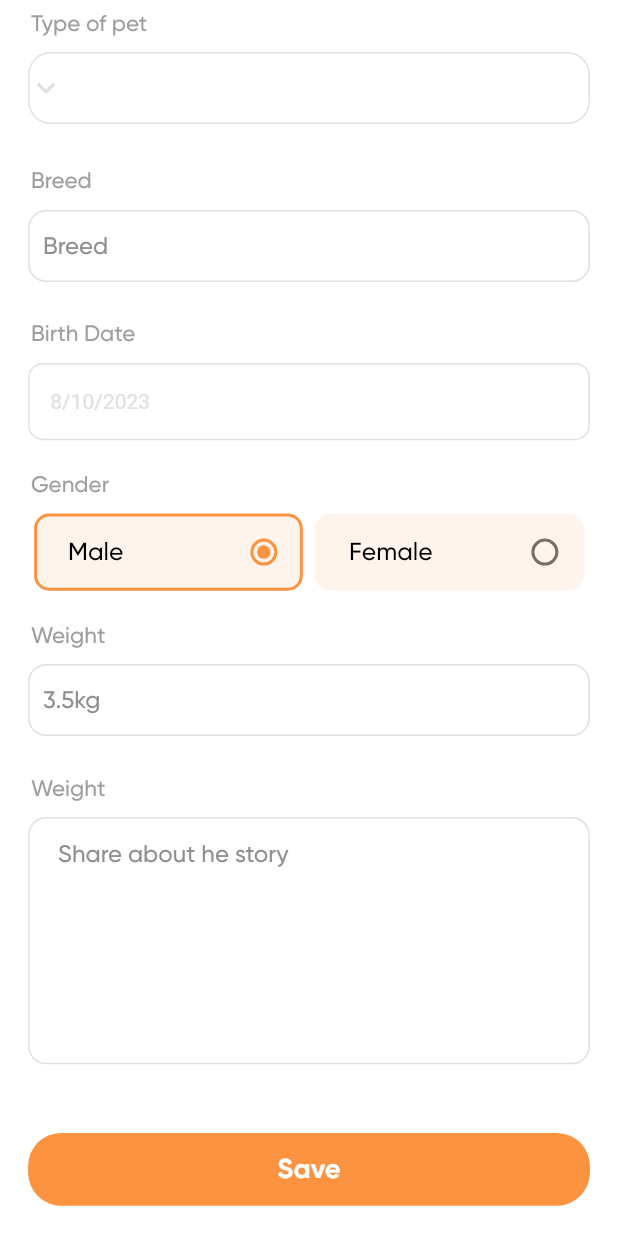
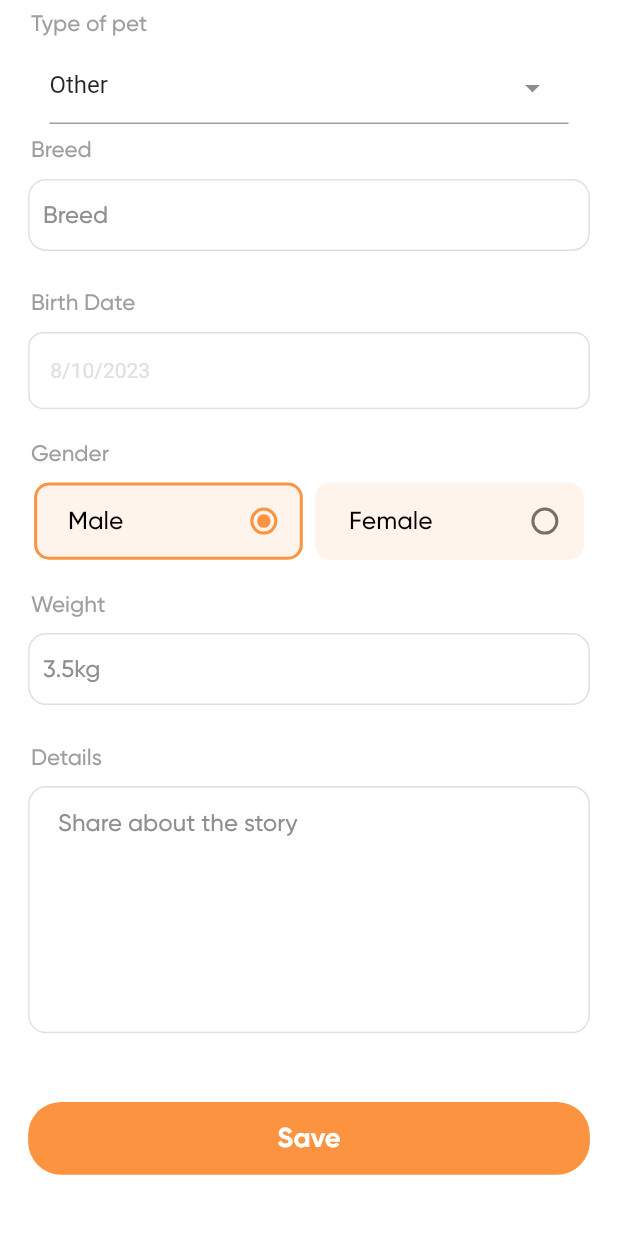
Before and after one commit to anshumanpatil/findhappytails, a Flutter app: the NewPet screen opened by its route, scrolled down 502 dp, on a phone screen of 412 x 824 dp. Run offline on Flutter 3.47's test engine with Material 2 defaults, Android fonts, the phone set to English and light mode, and no system bars; drawn by our look-alikes of dropdown_search; our stand-ins replace accordion, dotted_border, flutter_easyloading, geocoding, geolocator, get and 5 more; missing offline and left inert: flutter_share; accounts and stored records are empty.

Commit message:
findhappytails #7 add pet screen

```diff
--- a/lib/pets/newpet.dart
+++ b/lib/pets/newpet.dart
@@ -1,6 +1,7 @@
 import 'dart:io';
 
 import 'package:dotted_border/dotted_border.dart';
+import 'package:findhappytails/pets/searchbreed.dart';
 import 'package:flutter/material.dart';
 import 'package:findhappytails/custtomscreen/button.dart';
 import 'package:findhappytails/custtomscreen/textfild.dart';
@@ -20,14 +21,129 @@ class NewPet extends StatefulWidget {
 }
 
 class _NewPetState extends State<NewPet> {
-  PickedFile? imageFile;
-  String dropdownvalue = 'Bulldog';
+  XFile? imageFile;
+  String dropdownvalue = 'Other';
   int _groupValue = 0;
+  bool isCustomBreedVisible = true;
+  final _picker = ImagePicker();
+
   var items = [
-    'Bulldog',
-    'Pug',
-    'Bichon Frise',
-    'Labrador',
+    'Other',
+    'affenpinscher',
+    'Afghan hound',
+    'Airedale terrier',
+    'Akita',
+    'Alaskan Malamute',
+    'American Staffordshire terrier',
+    'American water spaniel',
+    'Australian cattle dog',
+    'Australian shepherd',
+    'Australian terrier',
+    'basenji',
+    'basset hound',
+    'beagle',
+    'bearded collie',
+    'Bedlington terrier',
+    'Bernese mountain dog',
+    'bichon frise',
+    'black and tan coonhound',
+    'bloodhound',
+    'border collie',
+    'border terrier',
+    'borzoi',
+    'Boston terrier',
+    'bouvier des Flandres',
+    'boxer',
+    'briard',
+    'Brittany',
+    'Brussels griffon',
+    'bull terrier',
+    'bulldog',
+    'bullmastiff',
+    'cairn terrier',
+    'Canaan dog',
+    'Chesapeake Bay retriever',
+    'Chihuahua',
+    'Chinese crested',
+    'Chinese shar-pei',
+    'chow chow',
+    'Clumber spaniel',
+    'cocker spaniel',
+    'collie',
+    'curly-coated retriever',
+    'dachshund',
+    'Dalmatian',
+    'Doberman pinscher',
+    'English cocker spaniel',
+    'English setter',
+    'English springer spaniel',
+    'English toy spaniel',
+    'Eskimo dog',
+    'Finnish spitz',
+    'flat-coated retriever',
+    'fox terrier',
+    'foxhound',
+    'French bulldog',
+    'German shepherd',
+    'German shorthaired pointer',
+    'German wirehaired pointer',
+    'golden retriever',
+    'Gordon setter',
+    'Great Dane',
+    'greyhound',
+    'Irish setter',
+    'Irish water spaniel',
+    'Irish wolfhound',
+    'Jack Russell terrier',
+    'Japanese spaniel',
+    'keeshond',
+    'Kerry blue terrier',
+    'komondor',
+    'kuvasz',
+    'Labrador retriever',
+    'Lakeland terrier',
+    'Lhasa apso',
+    'Maltese',
+    'Manchester terrier',
+    'mastiff',
+    'Mexican hairless',
+    'Newfoundland',
+    'Norwegian elkhound',
+    'Norwich terrier',
+    'otterhound',
+    'papillon',
+    'Pekingese',
+    'pointer',
+    'Pomeranian',
+    'poodle',
+    'pug',
+    'puli',
+    'Rhodesian ridgeback',
+    'Rottweiler',
+    'Saint Bernard',
+    'saluki',
+    'Samoyed',
+    'schipperke',
+    'schnauzer',
+    'Scottish deerhound',
+    'Scottish terrier',
+    'Sealyham terrier',
+    'Shetland sheepdog',
+    'shih tzu',
+    'Siberian husky',
+    'silky terrier',
+    'Skye terrier',
+    'Staffordshire bull terrier',
+    'soft-coated wheaten terrier',
+    'Sussex spaniel',
+    'spitz',
+    'Tibetan terrier',
+    'vizsla',
+    'Weimaraner',
+    'Welsh terrier',
+    'West Highland white terrier',
+    'whippet',
+    'Yorkshire terrier',
   ];
 
   // getdarkmodepreviousstate() async {
@@ -149,65 +265,79 @@ class _NewPetState extends State<NewPet> {
               ],
             ),
             SizedBox(height: height / 80),
+            // Container(
+            //   color: Colors.transparent,
+            //   height: height / 12,
+            //   width: width / 1.1,
+            //   child: DropdownButtonFormField(
+            //     dropdownColor: Colors.white,
+            //     decoration: InputDecoration(
+            //       floatingLabelBehavior: FloatingLabelBehavior.always,
+            //       contentPadding:
+            //           const EdgeInsets.fromLTRB(20.0, 10.0, 20.0, 10.0),
+            //       disabledBorder: OutlineInputBorder(
+            //         borderRadius: BorderRadius.circular(15),
+            //       ),
+            //       hintStyle: TextStyle(
+            //           color: const Color(0xffE0E0E0), fontSize: height / 60),
+            //       border: OutlineInputBorder(
+            //         borderRadius: BorderRadius.circular(15),
+            //       ),
+            //       enabledBorder: OutlineInputBorder(
+            //         borderSide:
+            //             const BorderSide(color: Color(0xffE0E0E0), width: 1),
+            //         borderRadius: BorderRadius.circular(15),
+            //       ),
+            //       focusedBorder: OutlineInputBorder(
+            //         borderSide:
+            //             const BorderSide(color: Color(0xffE0E0E0), width: 1),
+            //         borderRadius: BorderRadius.circular(15),
+            //       ),
+            //     ),
+            //     // Initial Value
+            //     value: dropdownvalue,
+            //
+            //     // Down Arrow Icon
+            //     icon: Row(
+            //       children: const [
+            //         // SizedBox(width: width / 100),
+            //         Icon(
+            //           Icons.keyboard_arrow_down,
+            //           color: Color(0xffE0E0E0),
+            //         ),
+            //       ],
+            //     ),
+            //
+            //     // Array list of items
+            //     items: items.map((String items) {
+            //       return DropdownMenuItem(
+            //         value: items,
+            //         child: Text(
+            //           items,
+            //           style: TextStyle(
+            //               color: Colors.black, fontFamily: 'GilroyMedium'),
+            //         ),
+            //       );
+            //     }).toList(),
+            //     // After selecting the desired option,it will
+            //     // change button value to selected value
+            //     onChanged: (String? newValue) {
+            //       setState(() {
+            //         dropdownvalue = newValue!;
+            //       });
+            //     },
+            //   ),
+            // ),
             Container(
-              color: Colors.transparent,
-              height: height / 12,
-              width: width / 1.1,
-              child: DropdownButtonFormField(
-                dropdownColor: Colors.white,
-                decoration: InputDecoration(
-                  floatingLabelBehavior: FloatingLabelBehavior.always,
-                  contentPadding:
-                      const EdgeInsets.fromLTRB(20.0, 10.0, 20.0, 10.0),
-                  disabledBorder: OutlineInputBorder(
-                    borderRadius: BorderRadius.circular(15),
-                  ),
-                  hintStyle: TextStyle(
-                      color: const Color(0xffE0E0E0), fontSize: height / 60),
-                  border: OutlineInputBorder(
-                    borderRadius: BorderRadius.circular(15),
-                  ),
-                  enabledBorder: OutlineInputBorder(
-                    borderSide:
-                        const BorderSide(color: Color(0xffE0E0E0), width: 1),
-                    borderRadius: BorderRadius.circular(15),
-                  ),
-                  focusedBorder: OutlineInputBorder(
-                    borderSide:
-                        const BorderSide(color: Color(0xffE0E0E0), width: 1),
-                    borderRadius: BorderRadius.circular(15),
-                  ),
-                ),
-                // Initial Value
-                value: dropdownvalue,
-
-                // Down Arrow Icon
-                icon: Row(
-                  children: const [
-                    // SizedBox(width: width / 100),
-                    Icon(
-                      Icons.keyboard_arrow_down,
-                      color: Color(0xffE0E0E0),
-                    ),
-                  ],
-                ),
-
-                // Array list of items
-                items: items.map((String items) {
-                  return DropdownMenuItem(
-                    value: items,
-                    child: Text(
-                      items,
-                      style: TextStyle(
-                          color: Colors.black, fontFamily: 'GilroyMedium'),
-                    ),
-                  );
-                }).toList(),
-                // After selecting the desired option,it will
-                // change button value to selected value
-                onChanged: (String? newValue) {
+              margin: const EdgeInsets.symmetric(horizontal: 33),
+              child: BreedDropDown(
+                selctedBreed: dropdownvalue,
+                list: items,
+                onBreedChanged: (String v) {
+                  if(v == "Other") isCustomBreedVisible = true;
                   setState(() {
-                    dropdownvalue = newValue!;
+                    // isResultVisible = false;
+                    // selectedSourceCountry = v;
                   });
                 },
               ),
@@ -216,18 +346,18 @@ class _NewPetState extends State<NewPet> {
             Row(
               children: [
                 SizedBox(width: width / 20),
-                Text(
+                isCustomBreedVisible ? Text(
                   LanguageEn.breed,
                   style: TextStyle(
                     color: Colors.grey,
                     fontFamily: 'GilroyMedium',
                     fontSize: height / 55,
                   ),
-                ),
+                ) : SizedBox(height: 0),
               ],
             ),
             SizedBox(height: height / 80),
-            CustoomTextfild(LanguageEn.breed),
+            isCustomBreedVisible ? CustoomTextfild(LanguageEn.breed) : SizedBox(height: 0),
             SizedBox(height: height / 80),
             Row(
               children: [
@@ -344,7 +474,7 @@ class _NewPetState extends State<NewPet> {
               children: [
                 SizedBox(width: width / 20),
                 Text(
-                  LanguageEn.weight,
+                  LanguageEn.details,
                   style: TextStyle(
                     color: Colors.grey,
                     fontFamily: 'GilroyMedium',
@@ -464,7 +594,7 @@ class _NewPetState extends State<NewPet> {
           GestureDetector(
             onTap: () {
               setState(() {
-                // _openCamera(context);
+                _openCamera(context);
               });
             },
             child: ClipRRect(
@@ -534,15 +664,13 @@ class _NewPetState extends State<NewPet> {
     );
   }
 
-// void _openCamera(BuildContext context) async {
-//   PickedFile? file = await ImagePicker().getImage(
-//     source: ImageSource.gallery,
-//   );
-//   // final pickedFile = await ImagePicker().getImage(
-//   //   source: ImageSource.gallery,
-//   // );
-//   setState(() {
-//     imageFile = file!;
-//   });
-// }
+void _openCamera(BuildContext context) async {
+  // PickedFile? file = await ImagePicker().getImage(
+  //   source: ImageSource.gallery,
+  // );
+  var pickedFile = await _picker.pickImage(source: ImageSource.gallery);
+  setState(() {
+    imageFile = pickedFile != null ? pickedFile : null;
+  });
 }
+}
--- /dev/null
+++ b/lib/pets/searchbreed.dart
@@ -0,0 +1,51 @@
+import 'package:dropdown_search/dropdown_search.dart';
+import 'package:flutter/material.dart';
+
+class BreedDropDown extends StatefulWidget {
+  final String selctedBreed;
+  final List<String> list;
+  final Function(String) onBreedChanged;
+
+  const BreedDropDown(
+      {super.key,
+        required this.selctedBreed,
+        required this.list,
+        required this.onBreedChanged});
+
+  @override
+  State<BreedDropDown> createState() => _BreedDropDown();
+}
+
+class _BreedDropDown extends State<BreedDropDown> {
+  String dropdownValue = "";
+
+  @override
+  void initState() {
+    super.initState();
+  }
+
+  @override
+  Widget build(BuildContext context) {
+    return DropdownSearch<String>(
+      popupProps: const PopupProps.menu(
+        showSearchBox: true,
+        showSelectedItems: true,
+        // disabledItemFn: (String s) => s.startsWith('I'),
+      ),
+      items: widget.list,
+      dropdownDecoratorProps: const DropDownDecoratorProps(
+        dropdownSearchDecoration: InputDecoration(
+          // labelText: "Menu mode",
+          hintText: "Select Country",
+        ),
+      ),
+      onChanged: (String? value) {
+        widget.onBreedChanged(value!);
+        // setState(() {
+        //   dropdownValue = value!;
+        // });
+      },
+      selectedItem: widget.selctedBreed,
+    );
+  }
+}
--- a/lib/utils/enstring.dart
+++ b/lib/utils/enstring.dart
@@ -62,7 +62,7 @@ class LanguageEn {
 
   static String get description => "Description";
 
-  static String get shareabouthestory => "Share about he story";
+  static String get shareabouthestory => "Share about the story";
 
   static String get save => "Save";
 
@@ -208,6 +208,8 @@ class LanguageEn {
   static String get age => "Age";
 
   static String get weight => "Weight";
+
+  static String get details => "Details";
 
   static String get sex => "Sex";
 
--- a/pubspec.yaml
+++ b/pubspec.yaml
@@ -53,6 +53,7 @@ dependencies:
   get: ^4.6.6
   flutter_easyloading: ^3.0.5
   http: ^1.1.0
+  dropdown_search: ^5.0.6
 
 dev_dependencies:
   flutter_test:
```
Also changed, not shown: pubspec.lock.
